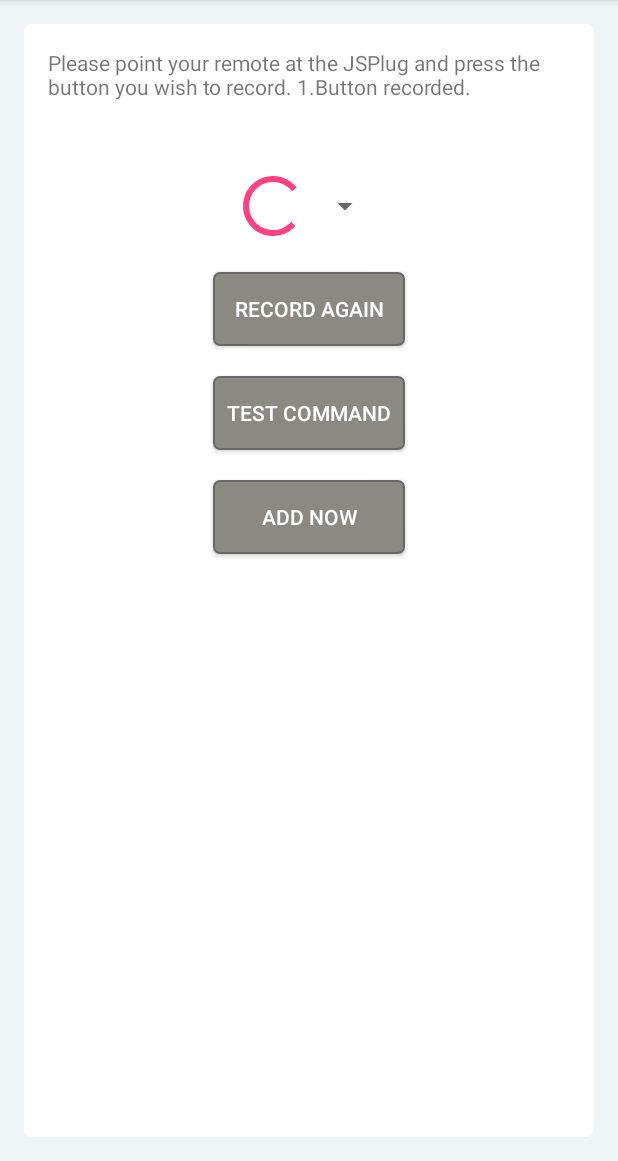
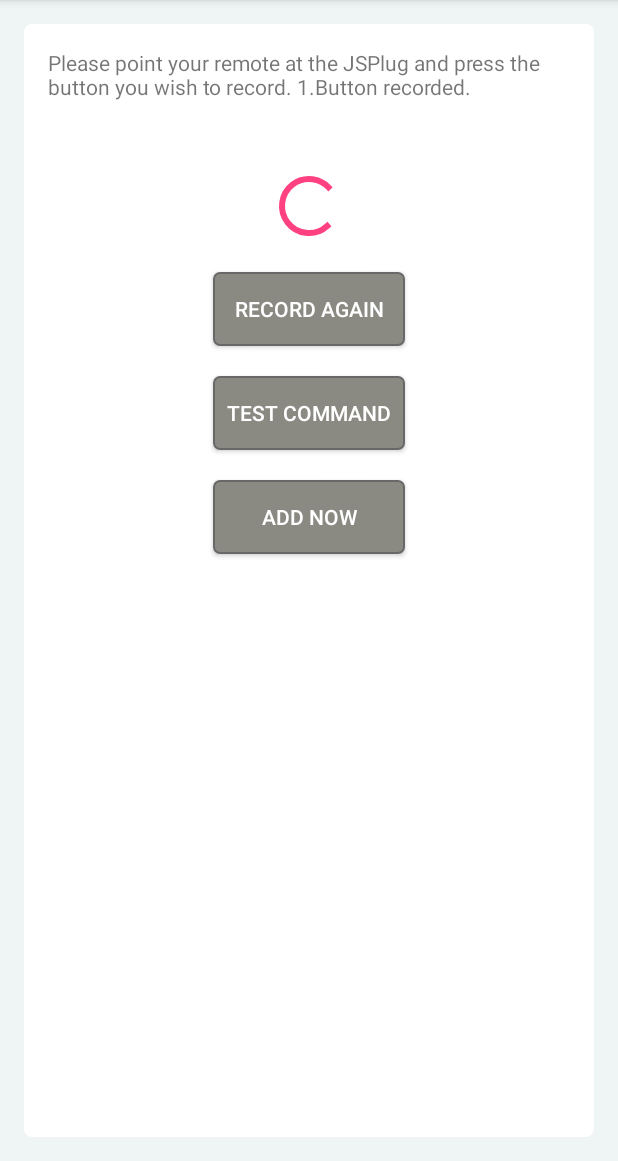
Before and after one commit to rgbetanco/SmartPlug, an Android app: the layout activity_r6__record__ir.xml on its own in the app's theme, with its tools: preview values and no code run, on a phone screen of 412 x 824 dp, the part 75-1236 px from its top. Run offline under Robolectric (Android 15) with nearby library versions, the phone set to English and light mode, and no system bars.

Commit message:
May 2nd, 2016

```diff
--- a/app/src/main/java/com/jiee/smartplug/services/M1ServicesService.java
+++ b/app/src/main/java/com/jiee/smartplug/services/M1ServicesService.java
@@ -46,7 +46,7 @@ public class M1ServicesService extends IntentService {
         String url = "";
         M1.deviceStatusChangedFlag = false;
         if(udp.setDeviceStatus(ip, serviceId, action)){
-            int counter = 20000;
+            int counter = 40000;
             while (!M1.deviceStatusChangedFlag && counter > 0) {
                 counter--;
                 //waiting time
--- a/app/src/main/res/layout/activity_r2__edit_item.xml
+++ b/app/src/main/res/layout/activity_r2__edit_item.xml
@@ -72,7 +72,7 @@
                     android:scaleType="fitCenter"
                     android:adjustViewBounds="true"
                     android:src="@drawable/ic_edit"
-                    android:background="@color/gray"
+                    android:background="@color/icon"
                     />
                 <ImageView
                     android:layout_marginTop="15dp"
--- a/app/src/main/res/layout/activity_r5_custom.xml
+++ b/app/src/main/res/layout/activity_r5_custom.xml
@@ -71,7 +71,7 @@
                     android:scaleType="fitCenter"
                     android:adjustViewBounds="true"
                     android:src="@drawable/ic_edit"
-                    android:background="@null"
+                    android:background="@color/icon"
                     />
                 <ImageView
                     android:layout_marginTop="5dp"
--- a/app/src/main/res/layout/activity_r6__record__ir.xml
+++ b/app/src/main/res/layout/activity_r6__record__ir.xml
@@ -30,9 +30,8 @@
             android:layout_marginTop="30dp"
             android:layout_gravity="center"
             android:id="@+id/pbProgress"
-            style="@style/Base.Widget.AppCompat.Spinner"
-            android:layout_width="wrap_content"
-            android:layout_height="wrap_content"
+            android:layout_width="48dp"
+            android:layout_height="48dp"
             android:layout_below="@+id/linearLayout"
             android:layout_toRightOf="@+id/btn_refresh_list"
             android:layout_toEndOf="@+id/btn_refresh_list">
--- a/app/src/main/res/values/strings.xml
+++ b/app/src/main/res/values/strings.xml
@@ -104,12 +104,12 @@
     <string name="id_security">Security</string>
     <string name="id_none">None</string>
     <string name="btn_join">Join</string>
-    <string name="title_irControl">IR Control</string>
+    <string name="title_irControl">IR Groups</string>
     <string name="btn_tvOn_off">TV on/off</string>
     <string name="btn_acOn_off">AC on/off</string>
     <string name="btn_acFullPwr">AC full pwr</string>
     <string name="title_title">Title</string>
-    <string name="title_editCommand">Edit Command</string>
+    <string name="title_editCommand">Add Group</string>
     <string name="btn_chooseBrand">Choose brand and model</string>
     <string name="btn_detectBrand">Detect brand and model</string>
     <string name="btn_recordCustom">Record custom command</string>
```
Also changed, not shown: app/src/main/java/com/jiee/smartplug/IRCodeMode.java (+12 -3 lines), app/src/main/java/com/jiee/smartplug/IREditMode.java (+11 -4 lines), 2 other files.
